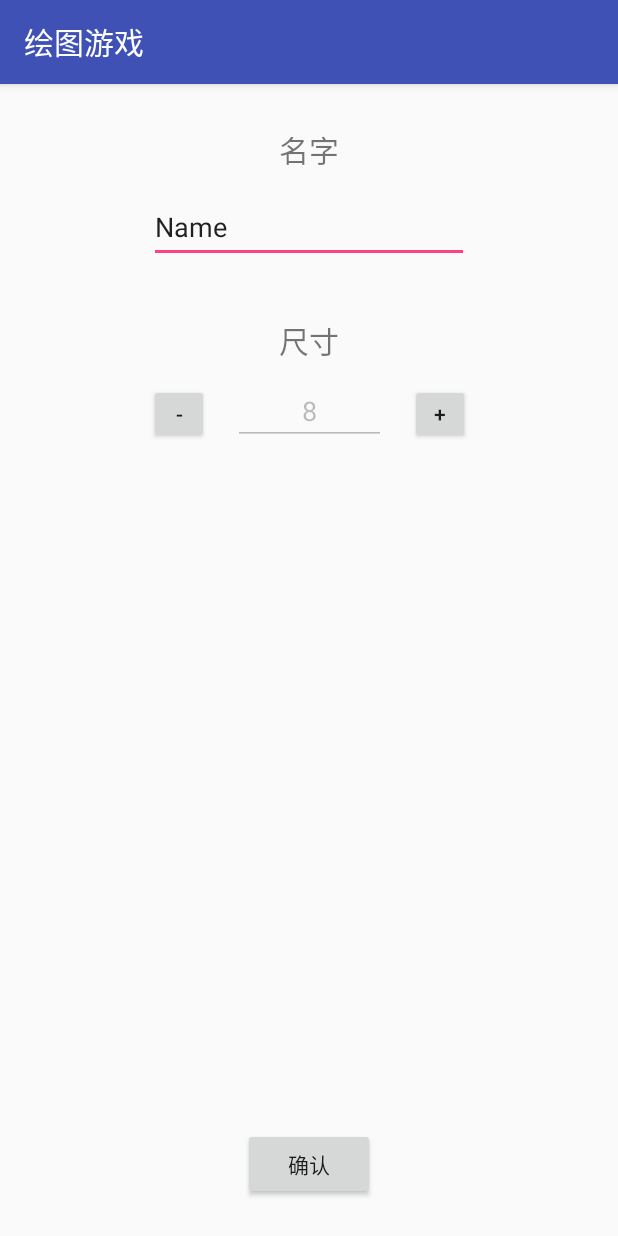
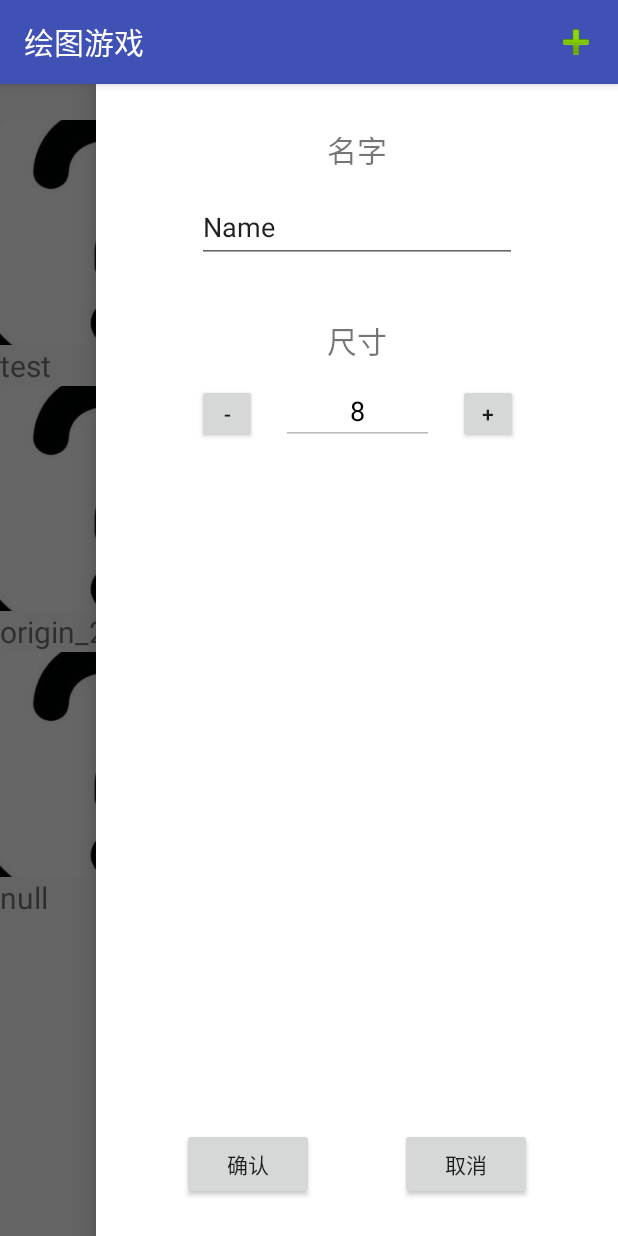
Before and after one commit to bencq/PaintGame, an Android app: the ManageProblemActivity screen opened directly, with no data from a screen before it, after a tap on "Add", on a phone screen of 412 x 824 dp. Run offline under Robolectric (Android 15) with nearby library versions, the phone set to English and light mode, and no system bars.

Commit message:
作了一些乱七八糟的调整

```diff
--- a/app/src/main/AndroidManifest.xml
+++ b/app/src/main/AndroidManifest.xml
@@ -17,7 +17,9 @@
             </intent-filter>
         </activity>
         <activity android:name=".StartGameActivity" />
-        <activity android:name=".ManageProblemActivity" />
+        <activity android:name=".ManageProblemActivity"
+            android:windowSoftInputMode="stateHidden|adjustPan"
+            />
         <activity android:name=".PlayGameActivity" />
         <activity android:name=".AddProblemActivity" />
         <activity android:name=".DesignProblemActivity"/>
--- /dev/null
+++ b/app/src/main/java/com/example/deep/paintgame/AddProblemFragment.java
@@ -0,0 +1,177 @@
+package com.example.deep.paintgame;
+
+import android.app.Activity;
+import android.content.Context;
+import android.content.DialogInterface;
+import android.content.Intent;
+import android.content.SharedPreferences;
+import android.os.Bundle;
+import android.support.annotation.Nullable;
+import android.support.v4.app.Fragment;
+import android.support.v7.app.AlertDialog;
+import android.text.TextUtils;
+import android.util.Log;
+import android.view.Gravity;
+import android.view.LayoutInflater;
+import android.view.View;
+import android.view.ViewGroup;
+import android.widget.Button;
+import android.widget.EditText;
+import android.widget.Toast;
+
+import static android.app.Activity.RESULT_OK;
+
+/**
+ * Created by Bencq on 2018/04/17.
+ */
+
+public class AddProblemFragment extends Fragment{
+
+    @Override
+    public void onActivityResult(int requestCode, int resultCode, Intent data) {
+        switch (requestCode)
+        {
+            case DesignProblemActivity.MODE_ADD:
+                if(resultCode == RESULT_OK)
+                {
+                    activity.problemList.add(new Problem(str_name,size,null,R.drawable.questionmark_small));
+                    activity.pim_adapter.notifyItemChanged(activity.problemList.size() - 1);
+                }
+                break;
+
+            case DesignProblemActivity.MODE_EDIT:
+                //debug
+                // 更新图片
+                break;
+
+            default:
+                break;
+        }
+    }
+
+    private static final String TAG = "AddProblemFragment";
+    public static final int MAX_SIZE = 12; //最大尺寸
+    public static final int MIN_SIZE = 6; //最小尺寸
+
+    private Button button_MPF_confirm; //确认按钮
+    private Button button_MPF_cancel; //取消按钮
+    private Button button_MPF_downSize; //尺寸减一按钮
+    private Button button_MPF_upSize; //尺寸加一按钮
+    private EditText editText_MPF_name; //名字输入框
+    private EditText editText_MPF_size; //尺寸输入框 目前不可输入 以后可能改为可输入的
+
+    private ManageProblemActivity activity;
+
+    private String str_name;
+    private int size;
+
+    @Nullable
+    @Override
+    public View onCreateView(LayoutInflater inflater, @Nullable ViewGroup container, @Nullable Bundle savedInstanceState) {
+        View view = inflater.inflate(R.layout.fragment_add_problem, container, false);
+
+        //初始化组件
+        button_MPF_confirm = view.findViewById(R.id.button_MPF_confirm);
+        button_MPF_cancel = view.findViewById(R.id.button_MPF_cancel);
+        button_MPF_downSize = view.findViewById(R.id.button_MPF_downSize);
+        button_MPF_upSize = view.findViewById(R.id.button_MPF_upSize);
+        editText_MPF_name = view.findViewById(R.id.editText_MPF_name);
+        editText_MPF_size = view.findViewById(R.id.editText_MPF_size);
+
+        return view;
+    }
+
+    @Override
+    public void onActivityCreated(@Nullable Bundle savedInstanceState) {
+        super.onActivityCreated(savedInstanceState);
+
+        //获取Activity
+        activity = (ManageProblemActivity) getActivity();
+
+        //设置onClick事件
+        button_MPF_confirm.setOnClickListener(new View.OnClickListener() {
+            @Override
+            public void onClick(View view) {
+                str_name = editText_MPF_name.getText().toString();
+                if (!TextUtils.isEmpty(str_name)) {
+
+                    //判断重名
+                    SharedPreferences sharedPreferences_problem = activity.getSharedPreferences("problem_" + str_name, Context.MODE_PRIVATE);
+                    String data = sharedPreferences_problem.getString("data", null);
+                    if (data != null) {
+                        showDuplicatedNameAlertDialog(str_name);
+                    } else {
+                        Intent intent = new Intent(activity, DesignProblemActivity.class);
+                        String str_size = editText_MPF_size.getText().toString();
+                        size = Integer.parseInt(str_size);
+                        intent.putExtra("size", size);
+                        intent.putExtra("name", str_name);
+                        intent.putExtra("mode", DesignProblemActivity.MODE_ADD);
+                        startActivityForResult(intent,DesignProblemActivity.MODE_ADD);
+                    }
+                } else {
+                    Toast.makeText(activity, "请换一个名字!", Toast.LENGTH_SHORT).show();
+                }
+            }
+        });
+
+        button_MPF_cancel.setOnClickListener(new View.OnClickListener() {
+            @Override
+            public void onClick(View view) {
+                activity.drawerLayout.closeDrawers();
+            }
+        });
+
+        button_MPF_upSize.setOnClickListener(new View.OnClickListener() {
+            @Override
+            public void onClick(View view) {
+                String str_size = editText_MPF_size.getText().toString();
+                int size = Integer.parseInt(str_size);
+                if (size < MAX_SIZE) {
+                    ++size;
+                    str_size = Integer.toString(size);
+                    editText_MPF_size.setText(str_size);
+                }
+            }
+        });
+
+        button_MPF_downSize.setOnClickListener(new View.OnClickListener() {
+            @Override
+            public void onClick(View view) {
+                String str_size = editText_MPF_size.getText().toString();
+                int size = Integer.parseInt(str_size);
+                if (size > MIN_SIZE) {
+                    --size;
+                    str_size = Integer.toString(size);
+                    editText_MPF_size.setText(str_size);
+                }
+            }
+        });
+
+    }
+
+    /*重名时弹出的警告对话框*/
+    void showDuplicatedNameAlertDialog(final String str_name)
+    {
+        AlertDialog alertDialog = new AlertDialog.Builder(activity).create();
+        alertDialog.setTitle("题目已存在");
+        alertDialog.setMessage("是否要继续打开 " + str_name + "?");
+        alertDialog.setButton(AlertDialog.BUTTON_POSITIVE, "确认", new DialogInterface.OnClickListener() {
+            @Override
+            public void onClick(DialogInterface dialogInterface, int i) {
+                Intent intent = new Intent(activity, DesignProblemActivity.class);
+                intent.putExtra("name", str_name);
+                intent.putExtra("mode",DesignProblemActivity.MODE_EDIT);
+                startActivityForResult(intent,DesignProblemActivity.MODE_EDIT);
+            }
+        });
+
+        alertDialog.setButton(DialogInterface.BUTTON_NEGATIVE, "取消", new DialogInterface.OnClickListener() {
+            @Override
+            public void onClick(DialogInterface dialogInterface, int i) {
+                //do nothing
+            }
+        });
+        alertDialog.show();
+    }
+}
--- a/app/src/main/java/com/example/deep/paintgame/DesignProblemActivity.java
+++ b/app/src/main/java/com/example/deep/paintgame/DesignProblemActivity.java
@@ -104,7 +104,10 @@ public class DesignProblemActivity extends AppCompatActivity {
                     Toast.makeText(DesignProblemActivity.this,"发生未知错误!",Toast.LENGTH_SHORT).show();
                     finish();
                 }
+
+
                 Toast.makeText(DesignProblemActivity.this,"保存成功!",Toast.LENGTH_SHORT).show();
+                setResult(RESULT_OK);
                 finish();
             }
         });
@@ -286,6 +289,9 @@ public class DesignProblemActivity extends AppCompatActivity {
             }
         }
 
+
+        //debug
+        // 更新文字提示信息
         /*创建提示数字信息*/
         int textSize;
         if (problem_size >= 11) {
--- a/app/src/main/java/com/example/deep/paintgame/ManageProblemActivity.java
+++ b/app/src/main/java/com/example/deep/paintgame/ManageProblemActivity.java
@@ -4,16 +4,15 @@ import android.content.Intent;
 import android.content.SharedPreferences;
 import android.os.Bundle;
 import android.preference.PreferenceManager;
+import android.support.v4.widget.DrawerLayout;
+import android.support.v7.app.ActionBar;
 import android.support.v7.app.AppCompatActivity;
 import android.support.v7.widget.GridLayoutManager;
 import android.support.v7.widget.RecyclerView;
-import android.text.TextUtils;
 import android.util.Log;
+import android.view.Gravity;
 import android.view.Menu;
 import android.view.MenuItem;
-import android.view.View;
-import android.widget.Button;
-import android.widget.EditText;
 import android.widget.Toast;
 
 import java.util.ArrayList;
@@ -22,7 +21,9 @@ import java.util.List;
 public class ManageProblemActivity extends AppCompatActivity {
 
     private static final String TAG = "ManageProblemActivity";
-    List<Problem> problemList;
+    public DrawerLayout drawerLayout;
+    public PIM_Adapter pim_adapter;
+    public List<Problem> problemList;
 
     @Override
     public boolean onCreateOptionsMenu(Menu menu) {
@@ -34,11 +35,12 @@ public class ManageProblemActivity extends AppCompatActivity {
     public boolean onOptionsItemSelected(MenuItem item) {
         switch (item.getItemId())
         {
+            /*case android.R.id.home:
+                drawerLayout.openDrawer(Gravity.END);
+                break;*/
+
             case R.id.menuItem_addProblem:
-                //debug
-                //准备添加回调startActivityForResult 来更新图片
-                Intent intent = new Intent(ManageProblemActivity.this,AddProblemActivity.class);
-                ManageProblemActivity.this.startActivity(intent);
+                drawerLayout.openDrawer(Gravity.END);
                 break;
 
             default:
@@ -52,16 +54,18 @@ public class ManageProblemActivity extends AppCompatActivity {
         super.onCreate(savedInstanceState);
         setContentView(R.layout.activity_manageproblem);
 
+        drawerLayout = findViewById(R.id.drawerLayout_MP);
+
         problemList = getProblemList();
         if(problemList == null)
         {
             Log.e(TAG, "onCreate: " + "发生未知错误，problemList == null");
             return;
         }
-        RecyclerView recyclerView = findViewById(R.id.recyclerView_manageProblem);
+        RecyclerView recyclerView = findViewById(R.id.recyclerView_MP);
         GridLayoutManager gridLayoutManager = new GridLayoutManager(ManageProblemActivity.this,2);
         recyclerView.setLayoutManager(gridLayoutManager);
-        PIM_Adapter pim_adapter = new PIM_Adapter(problemList);
+        pim_adapter = new PIM_Adapter(problemList);
         recyclerView.setAdapter(pim_adapter);
     }
 
--- a/app/src/main/java/com/example/deep/paintgame/View/SquareImageView.java
+++ b/app/src/main/java/com/example/deep/paintgame/View/SquareImageView.java
@@ -11,6 +11,8 @@ import android.widget.ImageView;
  * Created by Bencq on 2018/04/15.
  */
 
+
+//正方形 ImageView
 @SuppressLint("AppCompatCustomView")
 public class SquareImageView extends ImageView{
     public SquareImageView(Context context) {
--- a/app/src/main/res/layout/activity_manageproblem.xml
+++ b/app/src/main/res/layout/activity_manageproblem.xml
@@ -1,5 +1,11 @@
 <?xml version="1.0" encoding="utf-8"?>
-<LinearLayout xmlns:android="http://schemas.android.com/apk/res/android"
+<android.support.v4.widget.DrawerLayout xmlns:android="http://schemas.android.com/apk/res/android"
+    android:id="@+id/drawerLayout_MP"
+    android:layout_width="match_parent"
+    android:layout_height="match_parent"
+    >
+
+    <LinearLayout
         android:orientation="vertical"
         android:layout_width="match_parent"
         android:layout_height="match_parent">
@@ -25,7 +31,7 @@
 
 
         <android.support.v7.widget.RecyclerView
-        android:id="@+id/recyclerView_manageProblem"
+            android:id="@+id/recyclerView_MP"
             android:layout_width="match_parent"
             android:layout_height="0dp"
             android:layout_weight="1"
@@ -34,3 +40,15 @@
         </android.support.v7.widget.RecyclerView>
 
     </LinearLayout>
+
+    <fragment
+        android:id="@+id/fragment_MP_addProblem"
+        android:name="com.example.deep.paintgame.AddProblemFragment"
+        android:layout_width="match_parent"
+        android:layout_height="match_parent"
+        android:layout_gravity="end"
+        />
+
+
+
+</android.support.v4.widget.DrawerLayout>
--- /dev/null
+++ b/app/src/main/res/layout/fragment_add_problem.xml
@@ -0,0 +1,118 @@
+<?xml version="1.0" encoding="utf-8"?>
+<android.support.constraint.ConstraintLayout xmlns:android="http://schemas.android.com/apk/res/android"
+    xmlns:app="http://schemas.android.com/apk/res-auto"
+    xmlns:tools="http://schemas.android.com/tools"
+    android:layout_width="match_parent"
+    android:layout_height="match_parent"
+    android:background="#ffffff"
+    >
+
+    <Button
+        android:id="@+id/button_MPF_confirm"
+        android:layout_width="wrap_content"
+        android:layout_height="wrap_content"
+        android:layout_marginBottom="24dp"
+        android:text="确认"
+        app:layout_constraintBottom_toBottomOf="parent"
+        app:layout_constraintEnd_toStartOf="@id/button_MPF_cancel"
+        app:layout_constraintHorizontal_chainStyle="spread"
+        app:layout_constraintStart_toStartOf="parent" />
+
+    <Button
+        android:id="@+id/button_MPF_cancel"
+        android:layout_width="wrap_content"
+        android:layout_height="wrap_content"
+        android:layout_marginBottom="24dp"
+        android:text="取消"
+        app:layout_constraintBottom_toBottomOf="parent"
+        app:layout_constraintStart_toEndOf="@id/button_MPF_confirm"
+        app:layout_constraintEnd_toEndOf="parent" />
+
+    <EditText
+        android:id="@+id/editText_MPF_name"
+        android:layout_width="wrap_content"
+        android:layout_height="47dp"
+        android:layout_marginEnd="8dp"
+        android:layout_marginStart="8dp"
+        android:layout_marginTop="8dp"
+        android:ems="10"
+        android:digits="0123456789abcdefghijklmnopqrstuvwxyzABCDEFGHIJKLMNOPQRSTUVWXYZ"
+        android:maxLength="16"
+        android:text="Name"
+        app:layout_constraintEnd_toEndOf="parent"
+        app:layout_constraintStart_toStartOf="parent"
+        app:layout_constraintTop_toBottomOf="@+id/textView2" />
+
+    <TextView
+        android:id="@+id/textView2"
+        android:layout_width="70dp"
+        android:layout_height="40dp"
+        android:layout_marginEnd="8dp"
+        android:layout_marginStart="8dp"
+        android:layout_marginTop="24dp"
+        android:gravity="center"
+        android:text="名字"
+        android:textSize="20sp"
+        app:layout_constraintEnd_toEndOf="parent"
+        app:layout_constraintStart_toStartOf="parent"
+        app:layout_constraintTop_toTopOf="parent" />
+
+    <TextView
+        android:id="@+id/textView3"
+        android:layout_width="70dp"
+        android:layout_height="40dp"
+        android:layout_marginEnd="8dp"
+        android:layout_marginStart="8dp"
+        android:layout_marginTop="32dp"
+        android:gravity="center"
+        android:text="尺寸"
+        android:textSize="20sp"
+        app:layout_constraintEnd_toEndOf="parent"
+        app:layout_constraintStart_toStartOf="parent"
+        app:layout_constraintTop_toBottomOf="@+id/editText_MPF_name" />
+
+    <EditText
+        android:id="@+id/editText_MPF_size"
+        android:layout_width="102dp"
+        android:layout_height="41dp"
+        android:layout_marginEnd="8dp"
+        android:layout_marginStart="8dp"
+        android:layout_marginTop="8dp"
+        android:ems="10"
+        android:gravity="center"
+        android:inputType="number"
+        android:textColor="#000000"
+        android:text="8"
+        android:enabled="false"
+        app:layout_constraintEnd_toEndOf="parent"
+        app:layout_constraintStart_toStartOf="parent"
+        app:layout_constraintTop_toBottomOf="@+id/textView3" />
+
+    <Button
+        android:id="@+id/button_MPF_downSize"
+        android:layout_width="40dp"
+        android:layout_height="40dp"
+        android:layout_marginBottom="8dp"
+        android:layout_marginEnd="16dp"
+        android:layout_marginRight="16dp"
+        android:layout_marginTop="8dp"
+        android:text="-"
+        app:layout_constraintBottom_toBottomOf="@+id/editText_MPF_size"
+        app:layout_constraintEnd_toStartOf="@+id/editText_MPF_size"
+        app:layout_constraintTop_toTopOf="@+id/editText_MPF_size" />
+
+    <Button
+        android:id="@+id/button_MPF_upSize"
+        android:layout_width="40dp"
+        android:layout_height="40dp"
+        android:layout_marginBottom="8dp"
+        android:layout_marginStart="16dp"
+        android:layout_marginLeft="16dp"
+        android:layout_marginTop="8dp"
+        android:text="+"
+        app:layout_constraintBottom_toBottomOf="@+id/editText_MPF_size"
+        app:layout_constraintStart_toEndOf="@+id/editText_MPF_size"
+        app:layout_constraintTop_toTopOf="@+id/editText_MPF_size"
+        app:layout_constraintVertical_bias="0.533" />
+
+</android.support.constraint.ConstraintLayout>
```
Also changed, not shown: app/src/main/java/com/example/deep/paintgame/MainActivity.java (+12 -1 lines), app/src/main/res/drawable/ic_menu.png (added). Lines whose indentation alone changed are shown as unchanged.
